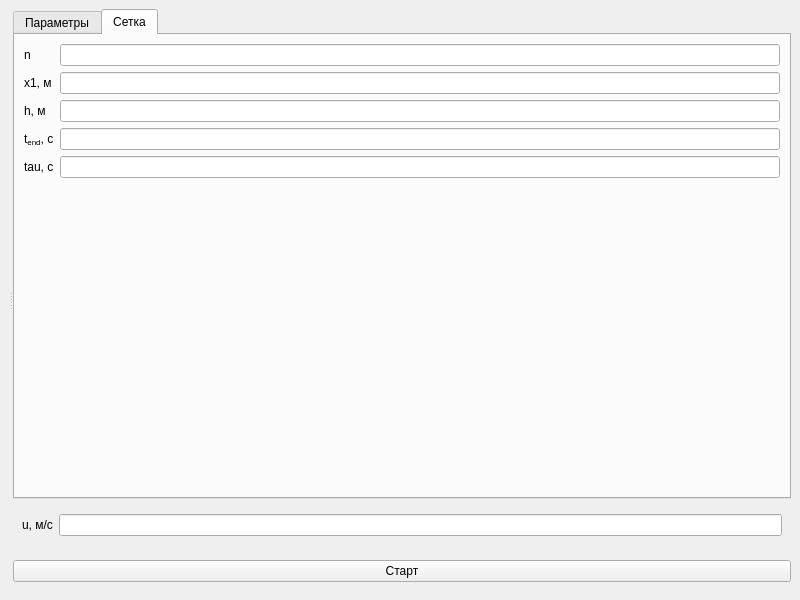
The window that GUI/burn_problem.ui (gnwgnw/BurnProblem) describes before a commit, drawn with Qt 5.
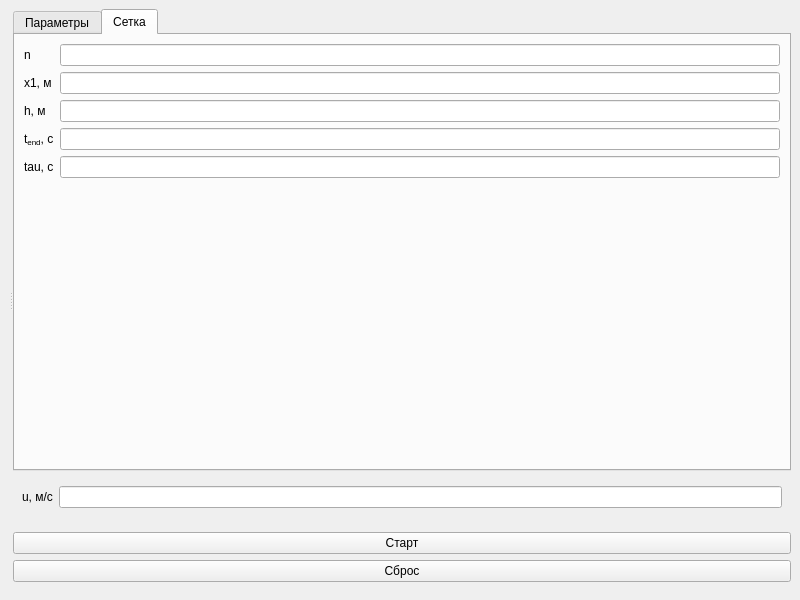
The same window after the commit.

```diff
--- a/GUI/burn_problem.ui
+++ b/GUI/burn_problem.ui
@@ -274,6 +274,13 @@
              </property>
             </widget>
            </item>
+           <item row="1" column="0">
+            <widget class="QPushButton" name="button_g_reset">
+             <property name="text">
+              <string>Сброс</string>
+             </property>
+            </widget>
+           </item>
           </layout>
          </widget>
         </item>
```
